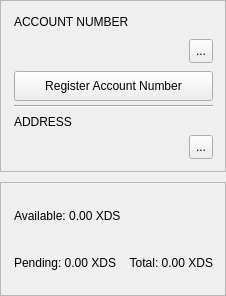
First picture: the form in src/gui/ui/accountframe.ui, repository discretecoin/discrete-wallet, before the edit.
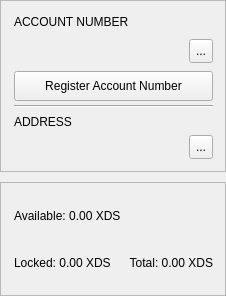
Second picture: the form after the edit. Icons and pictures are not drawn.

Commit message: Fix balance, sending preflight rename Pending to Locked

The edit to the form file:
```diff
--- a/src/gui/ui/accountframe.ui
+++ b/src/gui/ui/accountframe.ui
@@ -305,7 +305,7 @@
            <string>Awaiting network confirmation</string>
           </property>
           <property name="text">
-           <string notr="true">Pending: 0.00 XDS</string>
+           <string notr="true">Locked: 0.00 XDS</string>
           </property>
           <property name="textFormat">
            <enum>Qt::TextFormat::RichText</enum>
```
Left out of the diff: 2 changed lines with no effect on the pictures. The commit also changes 3 other files.
